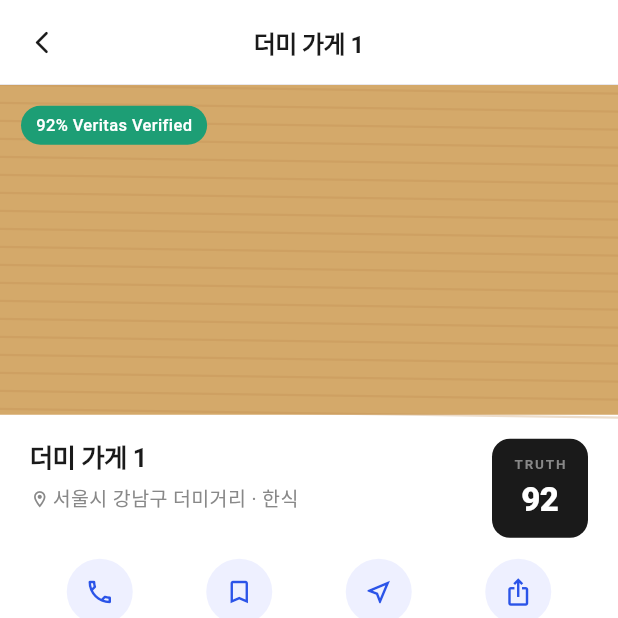
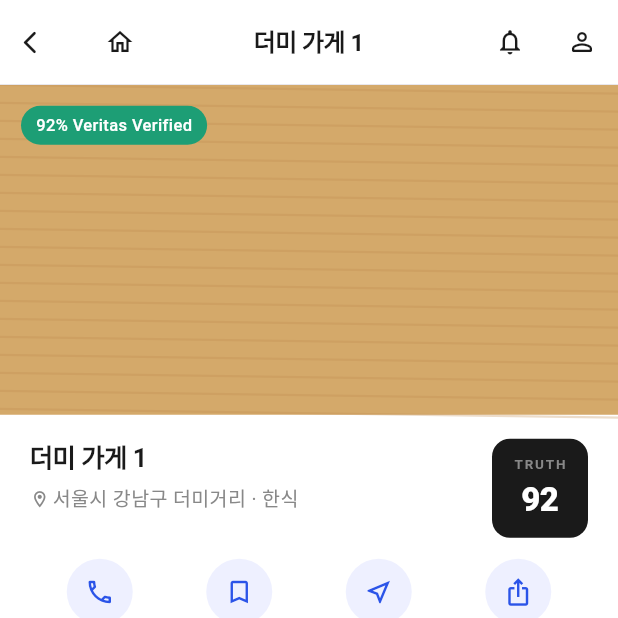
Before and after one commit to The-Truth-Filtering-Engine/The-Truth-Filtering-Engine, a Flutter app: the RestaurantDetailScreen screen opened directly with sample values from the repository, on a phone screen of 412 x 824 dp, the top half of it. Run offline on Flutter 3.47's test engine with Material 3 defaults, Android fonts, the phone set to English and light mode, and no system bars; our stand-ins replace dio, flutter_map, flutter_riverpod, geolocator, latlong2; Roboto replaces fonts that are missing (Malgun Gothic).

Commit message:
[SCRUM-47] feature: 앱 헤더 UI 수정

```diff
--- a/the_truth_filtering_engine/lib/features/1-3_restaurant_detail/screens/restaurant_detail_screen.dart
+++ b/the_truth_filtering_engine/lib/features/1-3_restaurant_detail/screens/restaurant_detail_screen.dart
@@ -33,9 +33,37 @@ class RestaurantDetailScreen extends StatelessWidget {
               size: 18, color: AppColors.primary),
           onPressed: () => Navigator.pop(context),
         ),
-        title: Text(restaurant.name,
+        leadingWidth: 40,
+        title: Row(
+          children: [
+            IconButton(
+              icon: const Icon(Icons.home_outlined,
+                  size: 20, color: AppColors.primary),
+              onPressed: () =>
+                  Navigator.popUntil(context, (route) => route.isFirst),
+              padding: EdgeInsets.zero,
+              constraints: const BoxConstraints(),
+            ),
+          ],
+        ),
+        centerTitle: true,
+        // 식당 이름을 중앙에 유지
+        flexibleSpace: Center(
+          child: Text(restaurant.name,
               style: AppTextStyles.restaurantName.copyWith(fontSize: 16)),
-        centerTitle: true,
+        ),
+        actions: [
+          IconButton(
+            icon: const Icon(Icons.notifications_outlined,
+                size: 20, color: AppColors.primary),
+            onPressed: () {},
+          ),
+          IconButton(
+            icon: const Icon(Icons.person_outline_rounded,
+                size: 20, color: AppColors.primary),
+            onPressed: () {},
+          ),
+        ],
         elevation: 0,
         bottom: PreferredSize(
           preferredSize: const Size.fromHeight(0.5),
@@ -46,7 +74,6 @@ class RestaurantDetailScreen extends StatelessWidget {
         child: Column(
           crossAxisAlignment: CrossAxisAlignment.start,
           children: [
-
             // ── 이미지 영역 ──
             Container(
               height: 220,
@@ -60,7 +87,8 @@ class RestaurantDetailScreen extends StatelessWidget {
                   ),
                   // 98% Verified 뱃지
                   Positioned(
-                    top: 14, left: 14,
+                    top: 14,
+                    left: 14,
                     child: Container(
                       padding: const EdgeInsets.symmetric(
                           horizontal: 10, vertical: 5),
@@ -124,7 +152,8 @@ class RestaurantDetailScreen extends StatelessWidget {
                       _ActionItem(icon: Icons.phone_outlined, label: 'Call'),
                       _ActionItem(icon: Icons.bookmark_outline, label: 'Save'),
                       _ActionItem(icon: Icons.near_me_outlined, label: 'Route'),
-                      _ActionItem(icon: Icons.ios_share_outlined, label: 'Share'),
+                      _ActionItem(
+                          icon: Icons.ios_share_outlined, label: 'Share'),
                     ],
                   ),
                 ],
@@ -142,7 +171,8 @@ class RestaurantDetailScreen extends StatelessWidget {
                 decoration: BoxDecoration(
                   color: const Color(0xFFF7F7FA),
                   borderRadius: BorderRadius.circular(12),
-                  border: Border.all(color: const Color(0xFFE4E4EC), width: 0.5),
+                  border:
+                      Border.all(color: const Color(0xFFE4E4EC), width: 0.5),
                 ),
                 child: Column(
                   crossAxisAlignment: CrossAxisAlignment.start,
@@ -154,19 +184,22 @@ class RestaurantDetailScreen extends StatelessWidget {
                         const SizedBox(width: 6),
                         const Text('AI 진실 분석',
                             style: TextStyle(
-                            fontSize: 13, fontWeight: FontWeight.w600,
+                                fontSize: 13,
+                                fontWeight: FontWeight.w600,
                                 color: Color(0xFF2E2E4E))),
                       ],
                     ),
                     const SizedBox(height: 2),
                     const Text('실제 방문자 리뷰 기반의 신뢰도',
-                      style: TextStyle(fontSize: 11, color: Color(0xFF9090A8))),
+                        style:
+                            TextStyle(fontSize: 11, color: Color(0xFF9090A8))),
                     const SizedBox(height: 14),
                     Row(
                       children: [
                         // Trust 원형
                         Container(
-                          width: 56, height: 56,
+                          width: 56,
+                          height: 56,
                           decoration: BoxDecoration(
                             shape: BoxShape.circle,
                             border: Border.all(
@@ -178,8 +211,10 @@ class RestaurantDetailScreen extends StatelessWidget {
                             children: [
                               Text('${restaurant.truthScore}%',
                                   style: TextStyle(
-                                  fontSize: 13, fontWeight: FontWeight.w600,
-                                  color: _trustTextColor(restaurant.truthScore))),
+                                      fontSize: 13,
+                                      fontWeight: FontWeight.w600,
+                                      color: _trustTextColor(
+                                          restaurant.truthScore))),
                               const Text('TRUST',
                                   style: TextStyle(
                                       fontSize: 7, color: Color(0xFFA0A0C0))),
@@ -280,7 +315,8 @@ class _ActionItem extends StatelessWidget {
     return Column(
       children: [
         Container(
-          width: 44, height: 44,
+          width: 44,
+          height: 44,
           decoration: BoxDecoration(
             color: const Color(0xFFEEF0FF),
             borderRadius: BorderRadius.circular(22),
@@ -289,8 +325,7 @@ class _ActionItem extends StatelessWidget {
         ),
         const SizedBox(height: 4),
         Text(label,
-          style: const TextStyle(
-            fontSize: 11, color: Color(0xFF6060A0))),
+            style: const TextStyle(fontSize: 11, color: Color(0xFF6060A0))),
       ],
     );
   }
@@ -301,7 +336,8 @@ class _StatBar extends StatelessWidget {
   final String label;
   final int value;
   final Color color;
-  const _StatBar({required this.label, required this.value, required this.color});
+  const _StatBar(
+      {required this.label, required this.value, required this.color});
 
   @override
   Widget build(BuildContext context) {
@@ -345,6 +381,7 @@ class _WoodGrainPainter extends CustomPainter {
       canvas.drawLine(Offset(0, y), Offset(size.width, y + 6), paint);
     }
   }
+
   @override
   bool shouldRepaint(_WoodGrainPainter old) => false;
 }
--- a/the_truth_filtering_engine/pubspec.yaml
+++ b/the_truth_filtering_engine/pubspec.yaml
@@ -33,3 +33,5 @@ dev_dependencies:
 
 flutter:
   uses-material-design: true
+  assets:
+    - assets/logo.png
```
Also changed, not shown: the_truth_filtering_engine/lib/common/app_bar_logo.dart (+8 -4 lines), the_truth_filtering_engine/lib/features/1-1_map/screens/map_screen.dart (+14 -47 lines), the_truth_filtering_engine/lib/features/1-1_map/widgets/common_widgets.dart (+4 -10 lines), the_truth_filtering_engine/lib/features/1-2_restaurant_list/screens/restaurant_list_screen.dart (+6 -6 lines), the_truth_filtering_engine/lib/main.dart (+10 -19 lines), the_truth_filtering_engine/assets/logo.png (added), the_truth_filtering_engine/assets/화면 설계.png (renamed from the_truth_filtering_engine/lib/assets/화면 설계.png), the_truth_filtering_engine/pubspec.lock. Lines whose indentation alone changed are shown as unchanged.
